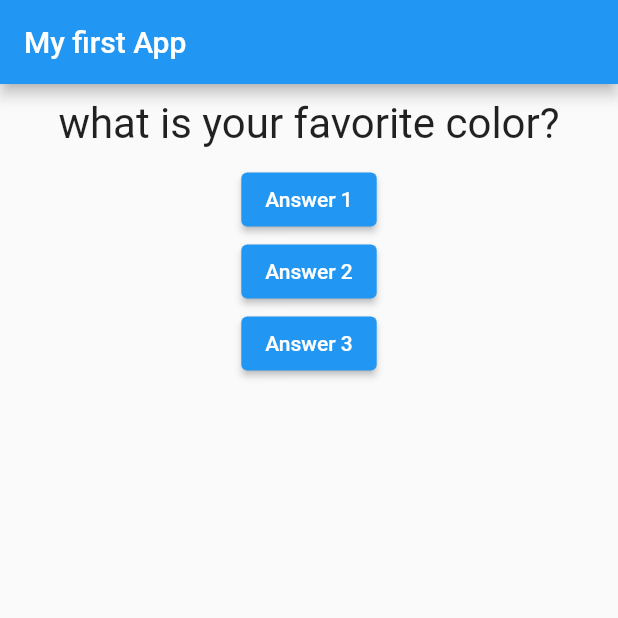
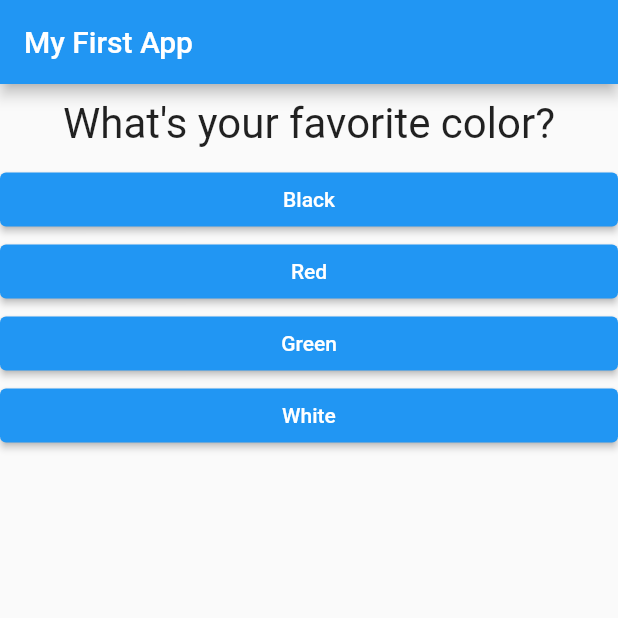
Before and after one commit to georgebolarakis/first_app, a Flutter app: the screen it shows after launch, on a phone screen of 412 x 824 dp, the top half of it. Run offline on Flutter 3.47's test engine with Material 2 defaults, Android fonts, the phone set to English and light mode, and no system bars.

Commit message:
almost complete

```diff
--- /dev/null
+++ b/Complete_Guide/flutter_complete_guide/lib/answer.dart
@@ -0,0 +1,26 @@
+import 'package:flutter/material.dart';
+
+class Answer extends StatelessWidget {
+//we are adding a property that will take a function value
+  final Function selectHandler;
+
+  //we are storing the text to the answerText
+  final String answerText;
+
+  //we are making a constractor
+  Answer(this.selectHandler, String this.answerText);
+
+  @override
+  Widget build(BuildContext context) {
+    return Container(
+      width: double.infinity,
+      child: ElevatedButton(
+        style: ButtonStyle(
+            backgroundColor: MaterialStateProperty.all(Colors.blue),
+            foregroundColor: MaterialStateProperty.all(Colors.white)),
+        child: Text(answerText),
+        onPressed: selectHandler,
+      ),
+    );
+  }
+}
--- a/Complete_Guide/flutter_complete_guide/lib/main.dart
+++ b/Complete_Guide/flutter_complete_guide/lib/main.dart
@@ -1,5 +1,8 @@
 import 'package:flutter/material.dart';
 import './question.dart';
+import './answer.dart';
+import './quiz.dart';
+import './result.dart';
 
 void main() {
   runApp(MyApp());
@@ -17,53 +20,117 @@ class MyApp extends StatefulWidget {
 
 //adding a leading underscore defines that the class can be changed only inside this file, turns the class into private
 class _MyAppState extends State<MyApp> {
+  final _questions = const [
+    {
+      'questionText': 'What\'s your favorite color?',
+      'answers': ['Black', 'Red', 'Green', 'White'],
+    },
+    {
+      'questionText': 'What\'s your favorite animal?',
+      'answers': ['Rabbit', 'Snake', 'Elephant', 'Lion'],
+    },
+    {
+      'questionText': 'What is your favorite vegetable',
+      'answers': ['Tomato', 'Pepper', 'Courgete', 'Aubregine'],
+    },
+  ];
+
   var _questionIndex = 0;
 
   void _answerQuestion() {
+    //var aBool = true;
     setState(() {
       _questionIndex = _questionIndex + 1;
     });
 
     print(_questionIndex);
+    if (_questionIndex < _questions.length) {
+      print("we have more questions");
+    }
 
     // print("answer 1 chosen");
   }
 
-  //adding a decorator to make the code cleaner since we are using out widget instead of the StatelessWidget
   @override
   Widget build(BuildContext context) {
-    var questions = [
-      "what is your favorite color?",
-      "what's your favorite animal?"
-    ];
     return MaterialApp(
       home: Scaffold(
         appBar: AppBar(
-          title: Text("My first App"),
+          title: Text('My First App'),
         ),
-        body: Column(
-          children: [
-            //question[0]
-            Question(questions[_questionIndex]),
-            ElevatedButton(
-              child: Text("Answer 1"),
-              onPressed: _answerQuestion,
-            ),
-            ElevatedButton(
-              child: Text("Answer 2"),
-              //here we are calling an anonimous function and we are adding the functionality of a function in it
-              onPressed: () => print("answer 2 chosen"),
-            ),
-            ElevatedButton(
-                child: Text("Answer 3"),
-                //here we are adding the curly brases to indicate that we have more than one functions running
-                onPressed: () {
-                  //more things to do
-                  print("this is answer 3");
-                }),
-          ],
-        ),
+        //the question mark marks the border between the condition that is true
+        body: _questionIndex < _questions.length
+            //we are creating the quiz widget and we are adding the data forwarded to it
+            ? Quiz(
+                answerQuestion: _answerQuestion,
+                questionIndex: _questionIndex,
+                questions: _questions,
+              )
+            : Result(),
       ),
     );
   }
 }
+
+  //adding a decorator to make the code cleaner since we are using out widget instead of the StatelessWidget
+  // @override
+  // Widget build(BuildContext context) {
+  //   var questions = [
+  //     //we create a map either by using {} or by calling the Map() class
+  //     //a map is used for more complex data that is a key value pair
+  //     {
+  //       "questionText: ": "what is your favorite color?",
+  //       "answers": ["Black", "red", "green", "white"],
+  //     },
+  //     {
+  //       "questionText: ": "what's your favorite animal?",
+  //       "answers": ["dog", "cat", "snake", "rabbit"],
+  //     },
+  //     {
+  //       "questionText: ": "what is your favorite food?",
+  //       "answers": ["chilli", "tomato", "lemon", "salami"],
+  //     },
+  //   ];
+
+  //   return MaterialApp(
+  //     home: Scaffold(
+  //       appBar: AppBar(
+  //         title: Text("My first App"),
+  //       ),
+  //       body: Column(
+  //         children: [
+  //           //here we are calling the Question class
+  //           //question[0]
+  //           Question(
+  //             //we are using the key to identify the specific key
+  //             questions[_questionIndex]["questionText"],
+  //           ),
+  //           //the three dots take a list and they pull all the values out and add them to the
+  //           //sarounding list as individual values, we are adding essentialy the values
+  //           //of the list to a list
+  //           ...(questions[_questionIndex]["answers"] as List<String>)
+  //               .map((answer) {
+  //             return Answer(_answerQuestion, answer);
+  //           }).toList()
+  //           //calling the buttons from the Answer widget
+  //           // Answer(_answerQuestion),
+  //           // Answer(_answerQuestion),
+  //           // Answer(_answerQuestion),
+  //           //using the buttons in the widget
+  //           // ElevatedButton(
+  //           //   child: Text("Answer 2"),
+  //           //   //here we are calling an anonimous function and we are adding the functionality of a function in it
+  //           //   onPressed: () => print("answer 2 chosen"),
+  //           // ),
+  //           // ElevatedButton(
+  //           //     child: Text("Answer 3"),
+  //           //     //here we are adding the curly brases to indicate that we have more than one functions running
+  //           //     onPressed: () {
+  //           //       //more things to do
+  //           //       print("this is answer 3");
+  //           //     }),
+  //         ],
+  //       ),
+  //     ),
+  //   );
+  // }
--- a/Complete_Guide/flutter_complete_guide/lib/question.dart
+++ b/Complete_Guide/flutter_complete_guide/lib/question.dart
@@ -1,5 +1,6 @@
 import 'package:flutter/material.dart';
 
+//in this class we set how the questions are going to look inside our main.dart
 class Question extends StatelessWidget {
   //final means that this property will never change
   final String questionText;
--- /dev/null
+++ b/Complete_Guide/flutter_complete_guide/lib/quiz.dart
@@ -0,0 +1,30 @@
+import 'package:flutter/material.dart';
+import './question.dart';
+import './answer.dart';
+
+class Quiz extends StatelessWidget {
+  final List<Map<String, Object>> questions;
+  final Function answerQuestion;
+  final int questionIndex;
+
+  Quiz(
+      {@required this.questions,
+      @required this.answerQuestion,
+      @required this.questionIndex});
+
+  @override
+  Widget build(BuildContext context) {
+    return Column(
+      children: [
+        Question(
+          questions[questionIndex]['questionText'],
+        ),
+        ...(questions[questionIndex]['answers'] as List<String>).map((answer) {
+          return Answer(answerQuestion, answer);
+        }).toList()
+      ],
+      //the colon indicates the else option
+      //we create a new widget called Center that takes a child widget parameter
+    );
+  }
+}
--- /dev/null
+++ b/Complete_Guide/flutter_complete_guide/lib/result.dart
@@ -0,0 +1,10 @@
+import 'package:flutter/material.dart';
+
+class Result extends StatelessWidget {
+  @override
+  Widget build(BuildContext context) {
+    return Center(
+      child: Text("You did it!"),
+    );
+  }
+}
```
